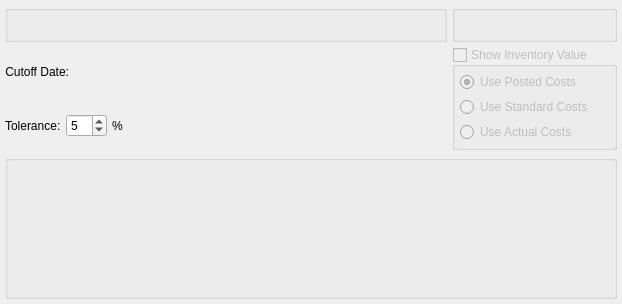
Qt form guiclient/displays/dspSlowMovingInventoryByClassCode.ui (Pegasus-RPG/xtuple-client) before a commit.
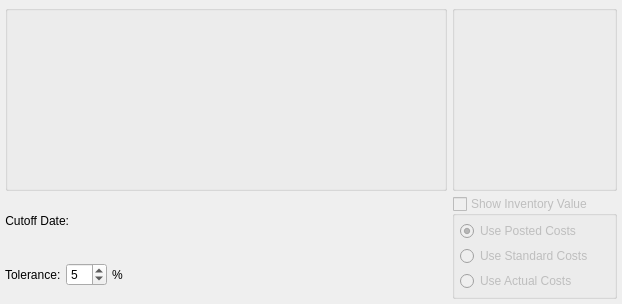
The same form after that commit. Custom widgets are drawn as their Qt base class.

Commit message: Remove unused groupbox

```diff
--- a/guiclient/displays/dspSlowMovingInventoryByClassCode.ui
+++ b/guiclient/displays/dspSlowMovingInventoryByClassCode.ui
@@ -21,14 +21,6 @@
    <string>Slow Moving Inventory</string>
   </property>
   <layout class="QGridLayout" name="gridLayout">
-   <item row="3" column="0">
-    <widget class="QGroupBox" name="groupBox">
-     <property name="title">
-      <string/>
-     </property>
-     <layout class="QHBoxLayout" name="horizontalLayout"/>
-    </widget>
-   </item>
    <item row="0" column="0">
     <layout class="QGridLayout" name="gridLayout_2">
      <item row="0" column="1">
```
